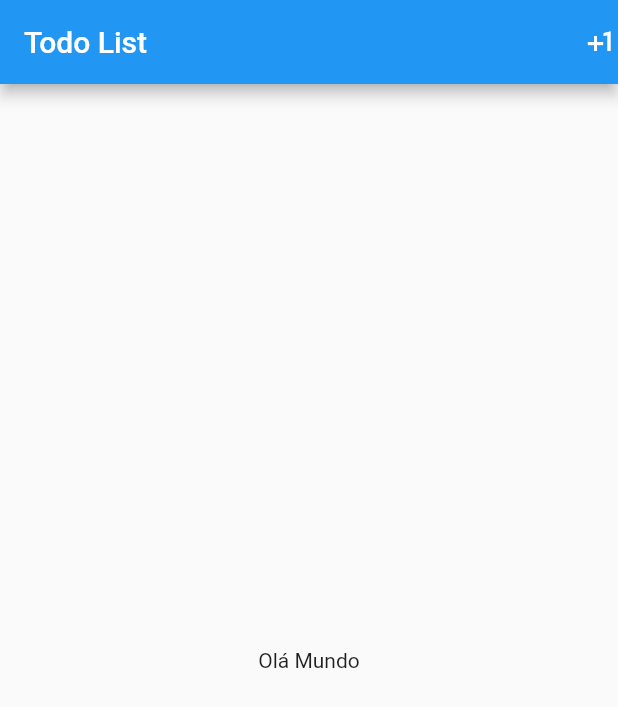
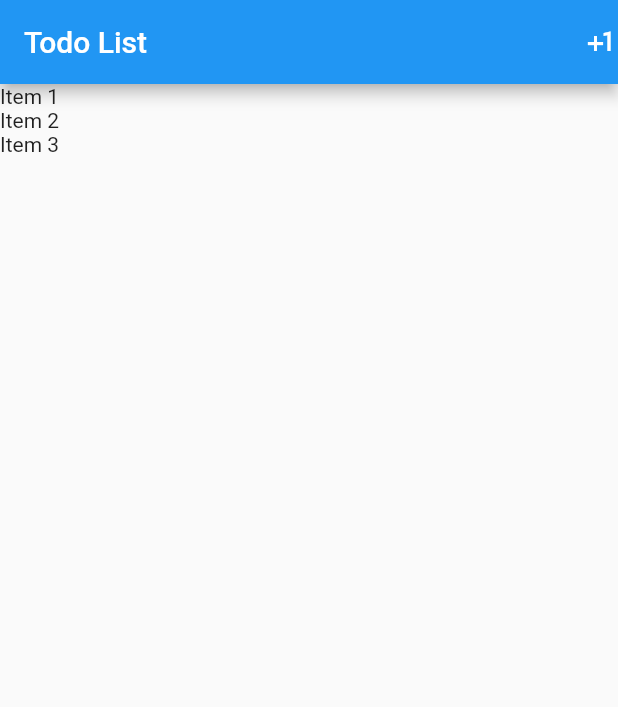
Before and after one commit to aldrinhronchi/ToDo-App, a Flutter app: the screen it shows after launch, on a phone screen of 412 x 824 dp. Shown: the top 707 px of the screen. Run offline on Flutter 3.47's test engine with Material 2 defaults, Android fonts, the phone set to English and light mode, and no system bars.

Commit message:
Aula 6 feita

```diff
--- a/lib/main.dart
+++ b/lib/main.dart
@@ -1,4 +1,5 @@
 import 'package:flutter/material.dart';
+import 'package:todo/models/item.dart';
 
 void main() {
   runApp(MyApp());
@@ -32,7 +33,21 @@ class MyApp extends StatelessWidget {
   }
 }
 
-class HomePage extends StatelessWidget {
+class HomePage extends StatefulWidget {
+  var items = new List<Item>();
+
+  HomePage() {
+    items = [];
+    items.add(Item(title: "Item 1", done: false));
+    items.add(Item(title: "Item 2", done: true));
+    items.add(Item(title: "Item 3", done: false));
+  }
+
+  @override
+  _HomePageState createState() => _HomePageState();
+}
+
+class _HomePageState extends State<HomePage> {
   @override
   Widget build(BuildContext context) {
     return Scaffold(
@@ -40,10 +55,11 @@ class HomePage extends StatelessWidget {
         title: Text("Todo List"),
         actions: <Widget>[Icon(Icons.plus_one)],
       ),
-      body: Container(
-        child: Center(
-          child: Text("Olá Mundo"),
-        ),
+      body: ListView.builder(
+        itemCount: widget.items.length,
+        itemBuilder: (BuildContext ctxt, int index) {
+          return Text(widget.items[index].title);
+        },
       ),
     );
   }
```
